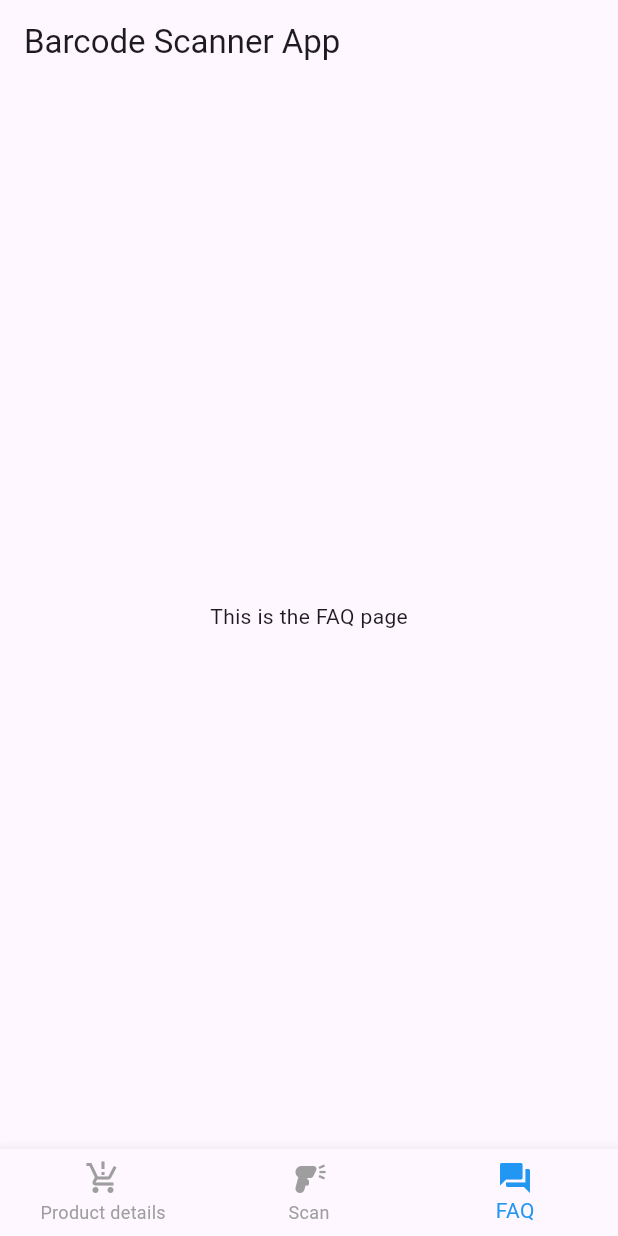
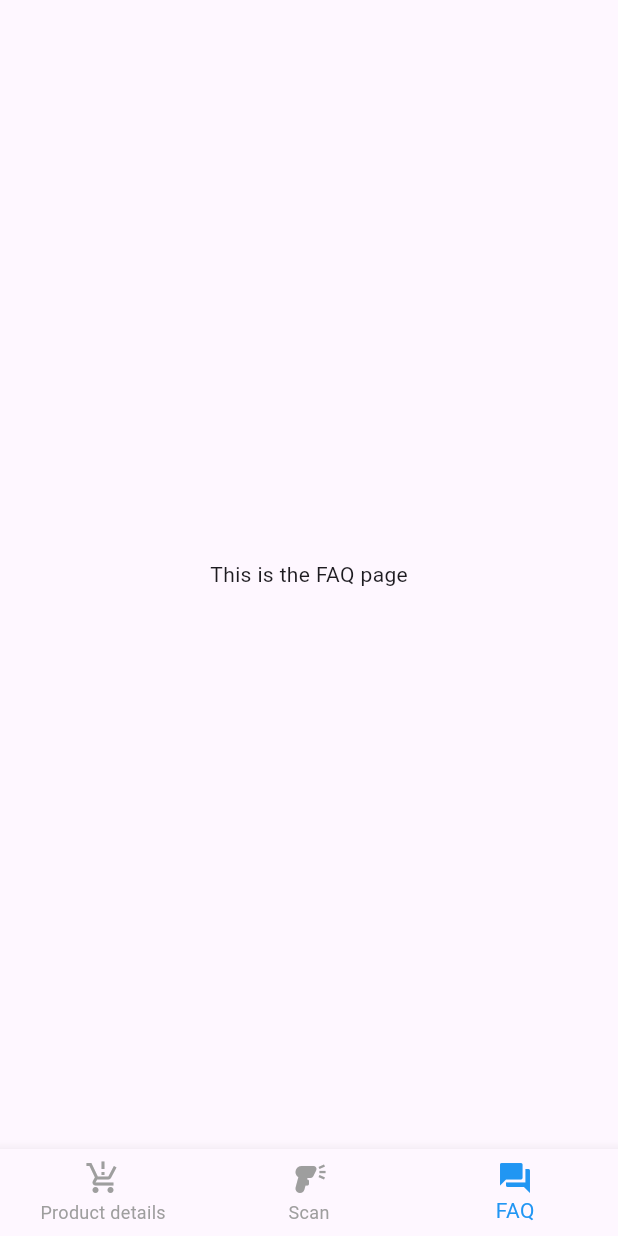
Before and after one commit to Lil-durk/concious_consumer_duo_app, a Flutter app: the screen it shows after launch, item 3 of the bottom bar chosen, on a phone screen of 412 x 824 dp. Run offline on Flutter 3.47's test engine with Material 3 defaults, Android fonts, the phone set to English and light mode, and no system bars; our stand-ins replace native_barcode_scanner; missing offline and left inert: a package.

Commit message:
moved scanner to seperate branch

```diff
--- a/lib/main.dart
+++ b/lib/main.dart
@@ -24,9 +24,6 @@ class _MyAppState extends State<MyApp> {
         '/product_details': (context) => const ProductDetailsPage(),
       },
       home: Scaffold(
-        appBar: AppBar(
-          title: const Text('Barcode Scanner App'),
-        ),
         body: IndexedStack(
           index: currentIndex,
           children: const [
--- a/lib/scan_product.dart
+++ b/lib/scan_product.dart
@@ -25,7 +25,7 @@ class _ScanProductPageState extends State<ScanProductPage> {
   @override
   Widget build(BuildContext context) {
     return Scaffold(
-        appBar: AppBar(title: const Text('Product scanner'), actions: [
+        appBar: AppBar(title: const Text('Product Scanner'), actions: [
           PopupMenuButton<CameraActions>(
             onSelected: (CameraActions result) {
               switch (result) {
@@ -98,7 +98,7 @@ class _ScanProductPageState extends State<ScanProductPage> {
                                       ElevatedButton(
                                           onPressed: () =>
                                               Navigator.pop(dialogContext),
-                                          child: const Text('Close dialog'))
+                                          child: const Text('Close'))
                                     ]))));
                   });
             },
```
